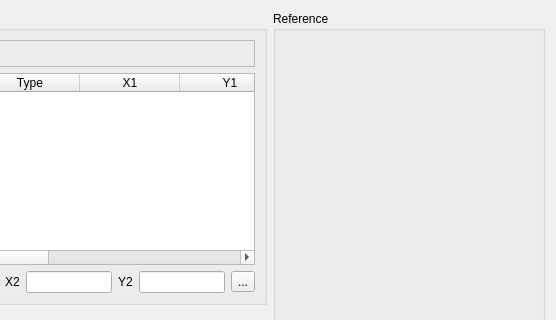
First picture: the form in src/terralib/qt/widgets/rp/ui/TiePointLocatorWidgetForm.ui, repository claudiobogossian/terralib5, before the edit; both pictures show x 244 to 800 and y 0 to 320 of the 800 by 695 pixel window.
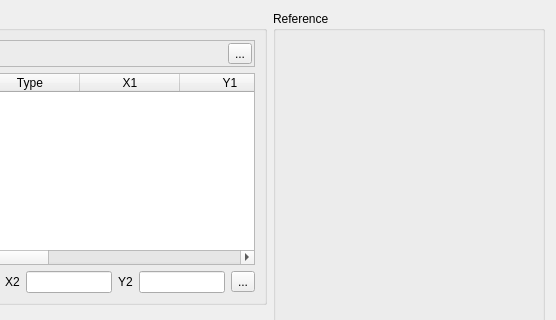
Second picture: the form after the edit.

```diff
--- a/src/terralib/qt/widgets/rp/ui/TiePointLocatorWidgetForm.ui
+++ b/src/terralib/qt/widgets/rp/ui/TiePointLocatorWidgetForm.ui
@@ -7,7 +7,7 @@
     <x>0</x>
     <y>0</y>
     <width>800</width>
-    <height>652</height>
+    <height>676</height>
    </rect>
   </property>
   <property name="windowTitle">
@@ -110,6 +110,13 @@
                  </property>
                 </widget>
                </item>
+               <item row="0" column="6">
+                <widget class="QToolButton" name="m_doneToolButton">
+                 <property name="text">
+                  <string>...</string>
+                 </property>
+                </widget>
+               </item>
               </layout>
              </widget>
             </item>
```
Left out of the diff: 14 changed lines with no effect on the pictures.
